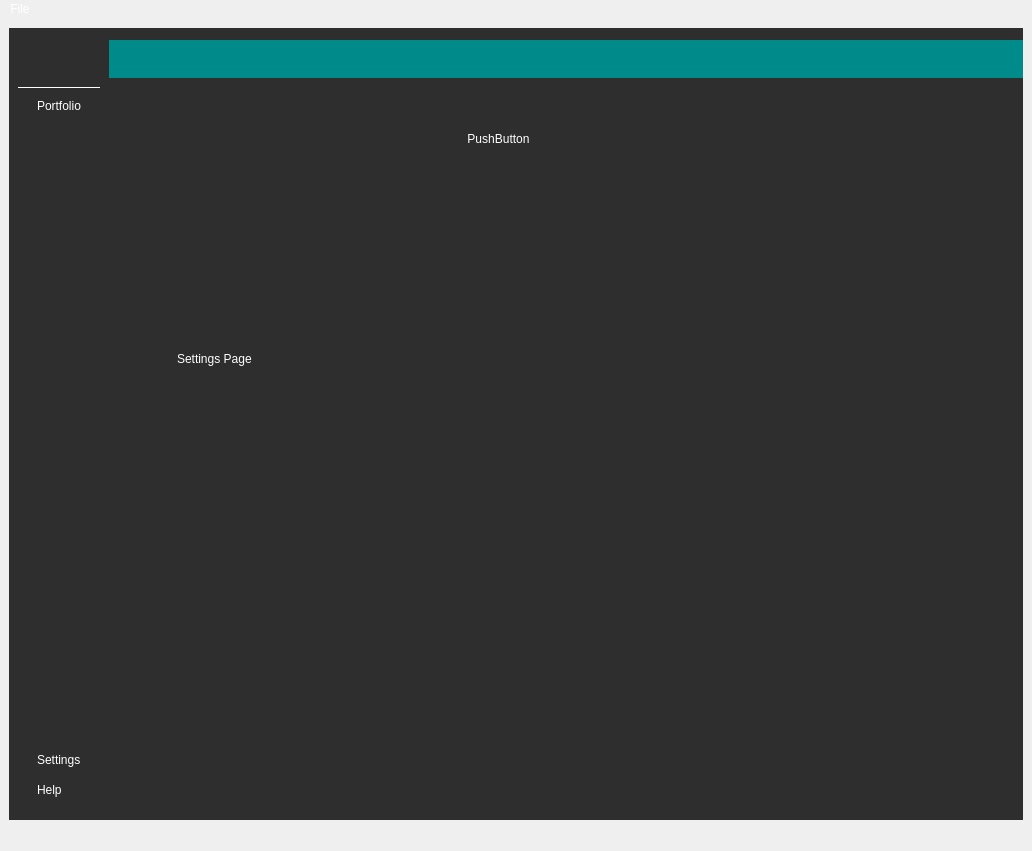
Old version of the form ui/interface.ui in the repository Avinash-Raj/stock-portfolio-app.
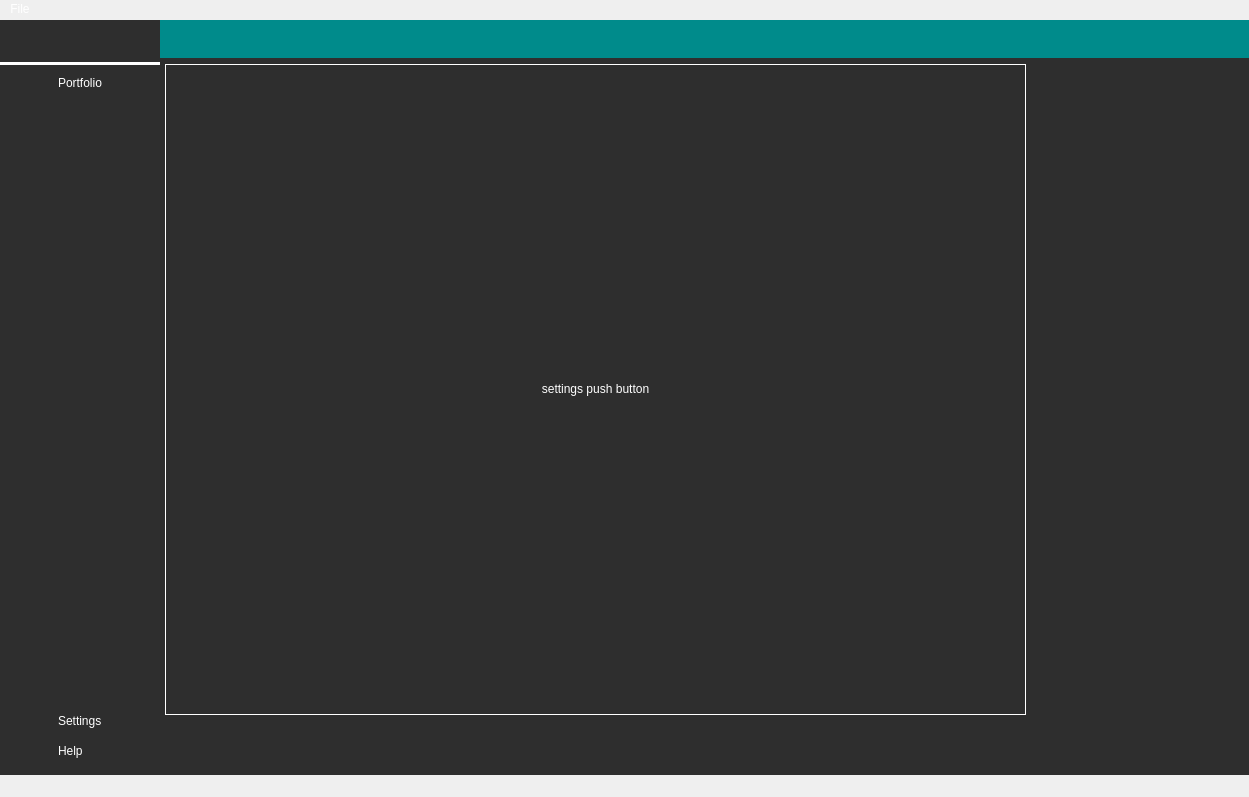
New version of the form. The open tabs and pages were chosen to show the change. Icons and pictures are not drawn.

Commit message: support for show/hide stock buttons

Patch:
```diff
--- a/ui/interface.ui
+++ b/ui/interface.ui
@@ -6,8 +6,8 @@
    <rect>
     <x>0</x>
     <y>0</y>
-    <width>1032</width>
-    <height>851</height>
+    <width>1249</width>
+    <height>797</height>
    </rect>
   </property>
   <property name="windowTitle">
@@ -39,7 +39,11 @@
 	background-color: #008B8B;
 }
 #menuFrame {
-  border-bottom: 1px solid #fff;
+  border-bottom: 3px solid #fff;
+}
+
+#setting_frame,#help_frame {
+border: 1px solid #fff;
 }
 
 #topBarLeftFrame, #topBarRightFrame, #addBtn {
@@ -59,42 +63,72 @@
 </string>
   </property>
   <widget class="QWidget" name="centralwidget">
-   <layout class="QHBoxLayout" name="horizontalLayout_2">
+   <layout class="QHBoxLayout" name="horizontalLayout_2" stretch="1,1">
     <property name="spacing">
      <number>0</number>
     </property>
+    <property name="leftMargin">
+     <number>0</number>
+    </property>
+    <property name="topMargin">
+     <number>1</number>
+    </property>
+    <property name="rightMargin">
+     <number>0</number>
+    </property>
+    <property name="bottomMargin">
+     <number>0</number>
+    </property>
     <item>
      <widget class="QWidget" name="LeftMenuContainer" native="true">
       <property name="sizePolicy">
-       <sizepolicy hsizetype="Maximum" vsizetype="Preferred">
-        <horstretch>0</horstretch>
+       <sizepolicy hsizetype="Preferred" vsizetype="Preferred">
+        <horstretch>1</horstretch>
         <verstretch>0</verstretch>
        </sizepolicy>
       </property>
-      <layout class="QVBoxLayout" name="verticalLayout" stretch="0">
+      <property name="maximumSize">
+       <size>
+        <width>160</width>
+        <height>16777215</height>
+       </size>
+      </property>
+      <layout class="QHBoxLayout" name="horizontalLayout_3" stretch="0">
+       <property name="spacing">
+        <number>1</number>
+       </property>
+       <property name="sizeConstraint">
+        <enum>QLayout::SetMaximumSize</enum>
+       </property>
        <property name="leftMargin">
         <number>0</number>
        </property>
+       <property name="topMargin">
+        <number>0</number>
+       </property>
        <property name="rightMargin">
         <number>0</number>
        </property>
+       <property name="bottomMargin">
+        <number>0</number>
+       </property>
        <item>
         <widget class="QWidget" name="LeftMenuSubContainer" native="true">
          <property name="sizePolicy">
           <sizepolicy hsizetype="Expanding" vsizetype="Expanding">
-           <horstretch>3</horstretch>
-           <verstretch>3</verstretch>
+           <horstretch>1</horstretch>
+           <verstretch>0</verstretch>
           </sizepolicy>
          </property>
          <property name="maximumSize">
           <size>
-           <width>16777215</width>
+           <width>160</width>
            <height>16777215</height>
           </size>
          </property>
          <property name="sizeIncrement">
           <size>
-           <width>-1</width>
+           <width>0</width>
            <height>0</height>
           </size>
          </property>
@@ -105,34 +139,85 @@
           </size>
          </property>
          <layout class="QVBoxLayout" name="verticalLayout_2" stretch="0,0,0,0,0">
+          <property name="spacing">
+           <number>-1</number>
+          </property>
           <property name="sizeConstraint">
            <enum>QLayout::SetDefaultConstraint</enum>
           </property>
+          <property name="leftMargin">
+           <number>0</number>
+          </property>
           <property name="topMargin">
+           <number>12</number>
+          </property>
+          <property name="rightMargin">
            <number>0</number>
           </property>
           <property name="bottomMargin">
            <number>0</number>
           </property>
           <item alignment="Qt::AlignHCenter|Qt::AlignTop">
-           <widget class="QPushButton" name="menuClose">
-            <property name="text">
-             <string/>
+           <widget class="QFrame" name="closeFrame">
+            <property name="sizePolicy">
+             <sizepolicy hsizetype="Expanding" vsizetype="Preferred">
+              <horstretch>1</horstretch>
+              <verstretch>0</verstretch>
+             </sizepolicy>
             </property>
-            <property name="icon">
-             <iconset resource="resources.qrc">
-              <normaloff>:/icons/sample-qt/icons/x-circle.svg</normaloff>:/icons/sample-qt/icons/x-circle.svg</iconset>
+            <property name="frameShape">
+             <enum>QFrame::StyledPanel</enum>
             </property>
-            <property name="iconSize">
-             <size>
-              <width>24</width>
-              <height>24</height>
-             </size>
+            <property name="frameShadow">
+             <enum>QFrame::Raised</enum>
             </property>
+            <layout class="QVBoxLayout" name="verticalLayout_13">
+             <property name="leftMargin">
+              <number>0</number>
+             </property>
+             <property name="topMargin">
+              <number>0</number>
+             </property>
+             <property name="rightMargin">
+              <number>0</number>
+             </property>
+             <property name="bottomMargin">
+              <number>0</number>
+             </property>
+             <item alignment="Qt::AlignLeft">
+              <widget class="QPushButton" name="menuClose">
+               <property name="sizePolicy">
+                <sizepolicy hsizetype="Expanding" vsizetype="Fixed">
+                 <horstretch>1</horstretch>
+                 <verstretch>0</verstretch>
+                </sizepolicy>
+               </property>
+               <property name="text">
+                <string/>
+               </property>
+               <property name="icon">
+                <iconset resource="resources.qrc">
+                 <normaloff>:/icons/sample-qt/icons/x-circle.svg</normaloff>:/icons/sample-qt/icons/x-circle.svg</iconset>
+               </property>
+               <property name="iconSize">
+                <size>
+                 <width>24</width>
+                 <height>24</height>
+                </size>
+               </property>
+              </widget>
+             </item>
+            </layout>
            </widget>
           </item>
           <item>
            <widget class="QFrame" name="menuFrame">
+            <property name="sizePolicy">
+             <sizepolicy hsizetype="Preferred" vsizetype="Preferred">
+              <horstretch>0</horstretch>
+              <verstretch>0</verstretch>
+             </sizepolicy>
+            </property>
             <property name="frameShape">
              <enum>QFrame::StyledPanel</enum>
             </property>
@@ -144,7 +229,7 @@
               <number>0</number>
              </property>
              <property name="topMargin">
-              <number>20</number>
+              <number>0</number>
              </property>
              <property name="rightMargin">
               <number>0</number>
@@ -155,8 +240,8 @@
             </layout>
            </widget>
           </item>
-          <item>
-           <widget class="QFrame" name="frame_2">
+          <item alignment="Qt::AlignHCenter">
+           <widget class="QFrame" name="portFolioBtnFrame">
             <property name="frameShape">
              <enum>QFrame::StyledPanel</enum>
             </property>
@@ -164,9 +249,15 @@
              <enum>QFrame::Raised</enum>
             </property>
             <layout class="QVBoxLayout" name="verticalLayout_4">
+             <property name="leftMargin">
+              <number>30</number>
+             </property>
              <property name="topMargin">
               <number>0</number>
              </property>
+             <property name="rightMargin">
+              <number>30</number>
+             </property>
              <item>
               <widget class="QPushButton" name="portfolioBtn">
                <property name="text">
@@ -204,8 +295,14 @@
             <layout class="QVBoxLayout" name="verticalLayout_5"/>
            </widget>
           </item>
-          <item>
+          <item alignment="Qt::AlignHCenter">
            <widget class="QFrame" name="frame_4">
+            <property name="sizePolicy">
+             <sizepolicy hsizetype="Expanding" vsizetype="Preferred">
+              <horstretch>1</horstretch>
+              <verstretch>0</verstretch>
+             </sizepolicy>
+            </property>
             <property name="frameShape">
              <enum>QFrame::StyledPanel</enum>
             </property>
@@ -213,6 +310,18 @@
              <enum>QFrame::Raised</enum>
             </property>
             <layout class="QVBoxLayout" name="verticalLayout_6">
+             <property name="leftMargin">
+              <number>30</number>
+             </property>
+             <property name="topMargin">
+              <number>12</number>
+             </property>
+             <property name="rightMargin">
+              <number>30</number>
+             </property>
+             <property name="bottomMargin">
+              <number>12</number>
+             </property>
              <item>
               <widget class="QPushButton" name="settingsBtn">
                <property name="text">
@@ -303,7 +412,7 @@
            <number>0</number>
           </property>
           <property name="topMargin">
-           <number>12</number>
+           <number>0</number>
           </property>
           <property name="rightMargin">
            <number>0</number>
@@ -435,26 +544,6 @@
                   </property>
                  </widget>
                 </item>
-                <item>
-                 <widget class="QPushButton" name="deleteBtn">
-                  <property name="toolTip">
-                   <string>Delete</string>
-                  </property>
-                  <property name="text">
-                   <string/>
-                  </property>
-                  <property name="icon">
-                   <iconset resource="resources.qrc">
-                    <normaloff>:/icons/sample-qt/icons/minus-circle.svg</normaloff>:/icons/sample-qt/icons/minus-circle.svg</iconset>
-                  </property>
-                  <property name="iconSize">
-                   <size>
-                    <width>18</width>
-                    <height>18</height>
-                   </size>
-                  </property>
-                 </widget>
-                </item>
                 <item>
                  <widget class="QPushButton" name="refreshBtn">
                   <property name="toolTip">
@@ -489,7 +578,19 @@
             <property name="frameShadow">
              <enum>QFrame::Raised</enum>
             </property>
-            <layout class="QVBoxLayout" name="verticalLayout_8">
+            <layout class="QVBoxLayout" name="verticalLayout_8" stretch="0">
+             <property name="leftMargin">
+              <number>5</number>
+             </property>
+             <property name="topMargin">
+              <number>0</number>
+             </property>
+             <property name="rightMargin">
+              <number>5</number>
+             </property>
+             <property name="bottomMargin">
+              <number>0</number>
+             </property>
              <item>
               <widget class="QStackedWidget" name="stackedWidget">
                <property name="currentIndex">
@@ -647,33 +748,56 @@
                 </layout>
                </widget>
                <widget class="QWidget" name="setting_page">
-                <widget class="QFrame" name="frame">
+                <widget class="QFrame" name="setting_frame">
                  <property name="geometry">
                   <rect>
-                   <x>50</x>
-                   <y>30</y>
-                   <width>661</width>
-                   <height>451</height>
+                   <x>0</x>
+                   <y>0</y>
+                   <width>861</width>
+                   <height>651</height>
                   </rect>
                  </property>
+                 <property name="sizePolicy">
+                  <sizepolicy hsizetype="Preferred" vsizetype="Preferred">
+                   <horstretch>1</horstretch>
+                   <verstretch>1</verstretch>
+                  </sizepolicy>
+                 </property>
+                 <property name="minimumSize">
+                  <size>
+                   <width>0</width>
+                   <height>0</height>
+                  </size>
+                 </property>
+                 <property name="maximumSize">
+                  <size>
+                   <width>16777215</width>
+                   <height>16777215</height>
+                  </size>
+                 </property>
                  <property name="frameShape">
                   <enum>QFrame::StyledPanel</enum>
                  </property>
                  <property name="frameShadow">
-                  <enum>QFrame::Raised</enum>
+                  <enum>QFrame::Sunken</enum>
                  </property>
                  <layout class="QVBoxLayout" name="verticalLayout_11">
+                  <property name="leftMargin">
+                   <number>0</number>
+                  </property>
+                  <property name="topMargin">
+                   <number>0</number>
+                  </property>
+                  <property name="rightMargin">
+                   <number>0</number>
+                  </property>
+                  <property name="bottomMargin">
+                   <number>0</number>
+                  </property>
                   <item>
                    <widget class="QPushButton" name="pushButton">
                     <property name="text">
-                     <string>PushButton</string>
-                    </property>
-                   </widget>
-                  </item>
-                  <item>
-                   <widget class="QLabel" name="label">
-                    <property name="text">
-                     <string>Settings Page</string>
+                     <string>settings push button</string>
                     </property>
                    </widget>
                   </item>
@@ -681,26 +805,44 @@
                 </widget>
                </widget>
                <widget class="QWidget" name="help_page">
-                <widget class="QFrame" name="frame_5">
+                <widget class="QFrame" name="help_frame">
                  <property name="geometry">
                   <rect>
-                   <x>190</x>
-                   <y>130</y>
-                   <width>85</width>
-                   <height>40</height>
+                   <x>0</x>
+                   <y>0</y>
+                   <width>1051</width>
+                   <height>671</height>
                   </rect>
                  </property>
+                 <property name="sizePolicy">
+                  <sizepolicy hsizetype="Preferred" vsizetype="Preferred">
+                   <horstretch>1</horstretch>
+                   <verstretch>1</verstretch>
+                  </sizepolicy>
+                 </property>
                  <property name="frameShape">
                   <enum>QFrame::StyledPanel</enum>
                  </property>
                  <property name="frameShadow">
-                  <enum>QFrame::Raised</enum>
+                  <enum>QFrame::Sunken</enum>
                  </property>
                  <layout class="QVBoxLayout" name="verticalLayout_12">
+                  <property name="leftMargin">
+                   <number>0</number>
+                  </property>
+                  <property name="topMargin">
+                   <number>0</number>
+                  </property>
+                  <property name="rightMargin">
+                   <number>0</number>
+                  </property>
+                  <property name="bottomMargin">
+                   <number>0</number>
+                  </property>
                   <item>
-                   <widget class="QLabel" name="label_2">
+                   <widget class="QPushButton" name="pushButton_2">
                     <property name="text">
-                     <string>Help Page</string>
+                     <string>help push button</string>
                     </property>
                    </widget>
                   </item>
@@ -725,7 +867,7 @@
     <rect>
      <x>0</x>
      <y>0</y>
-     <width>1032</width>
+     <width>1249</width>
      <height>21</height>
     </rect>
    </property>
```
The commit also changes 6 other files.
